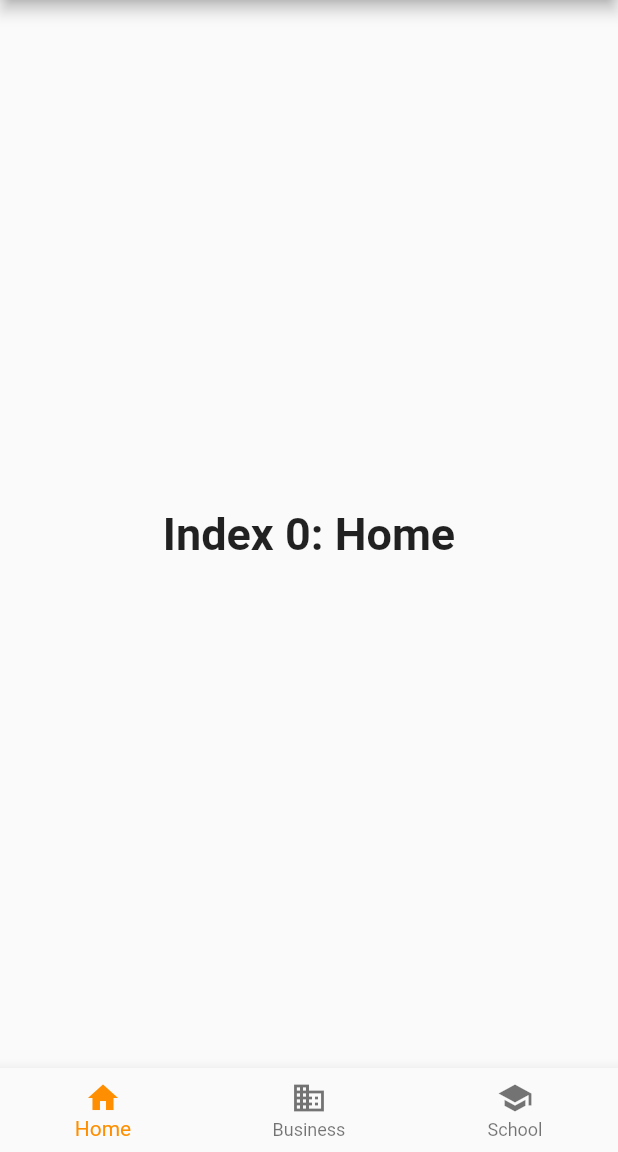
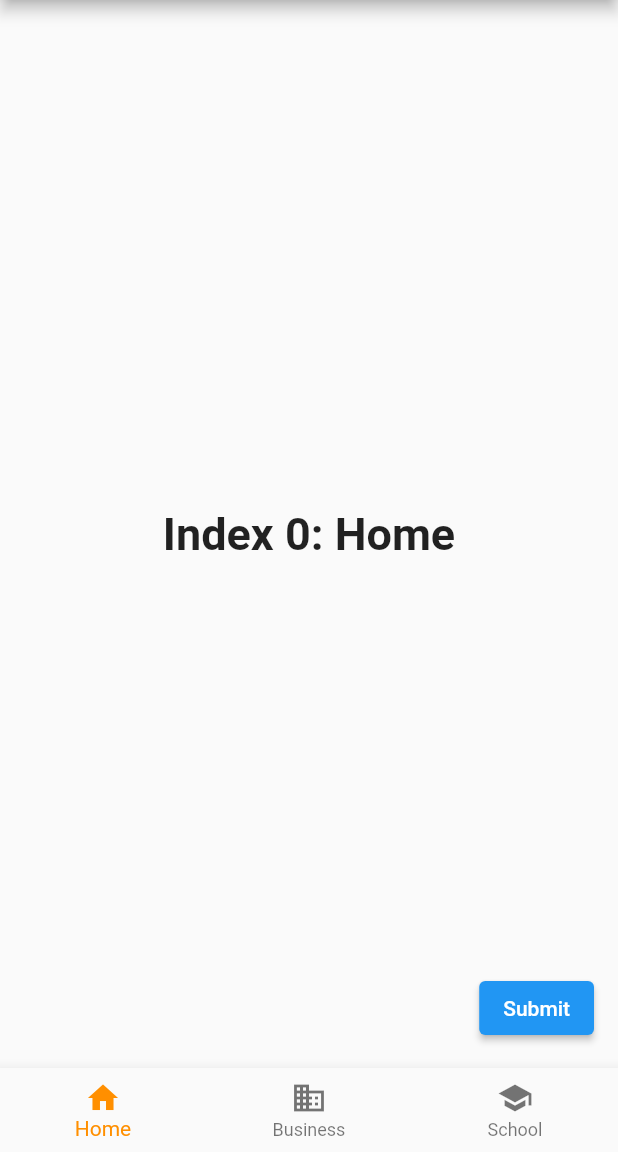
Before and after one commit to Kamize/talitha-flutter, a Flutter app: the screen it shows after launch, on a phone screen of 412 x 824 dp, the part 84-1236 px from its top. Run offline on Flutter 3.47's test engine with Material 2 defaults, Android fonts, the phone set to English and light mode, and no system bars.

Commit message:
elevated button example

```diff
--- a/lib/main.dart
+++ b/lib/main.dart
@@ -83,6 +83,13 @@ class _MyStatefulWidgetState extends State<MyStatefulWidget> {
         selectedItemColor: Colors.amber[800],
         onTap: _onItemTapped,
       ),
+      // Talitha Nabila - 1301204516
+      floatingActionButton: ElevatedButton(
+        onPressed: () {
+          print('Submit button pressed!');
+        },
+        child: Text('Submit'),
+      ),
     );
   }
 }
```
